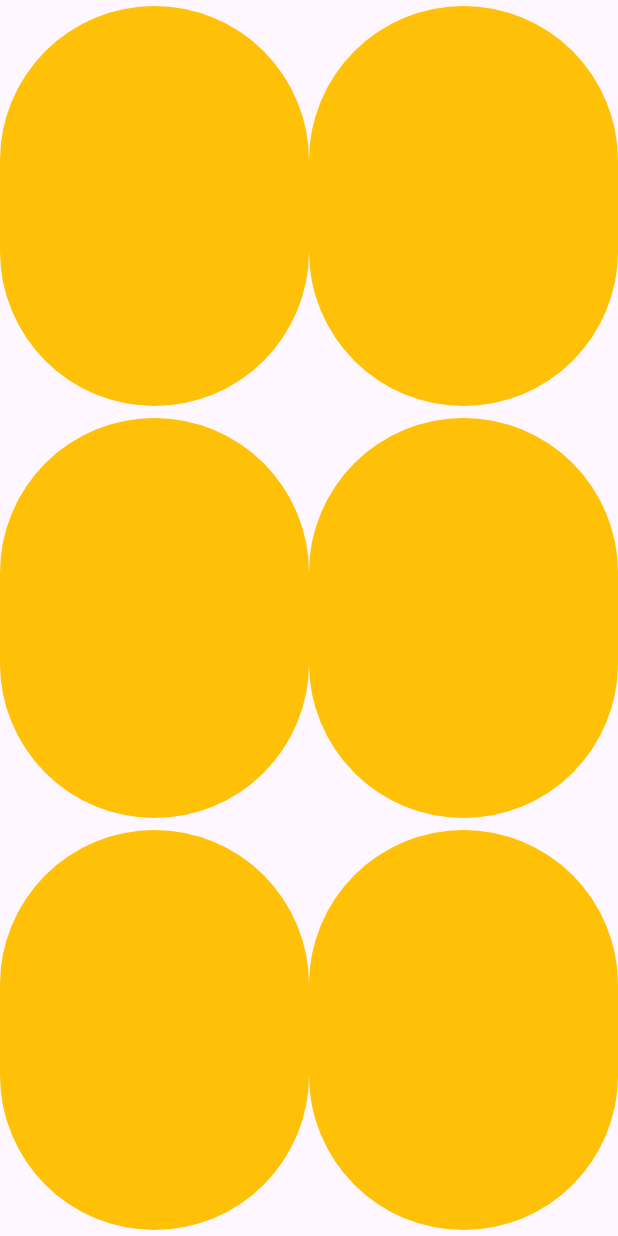
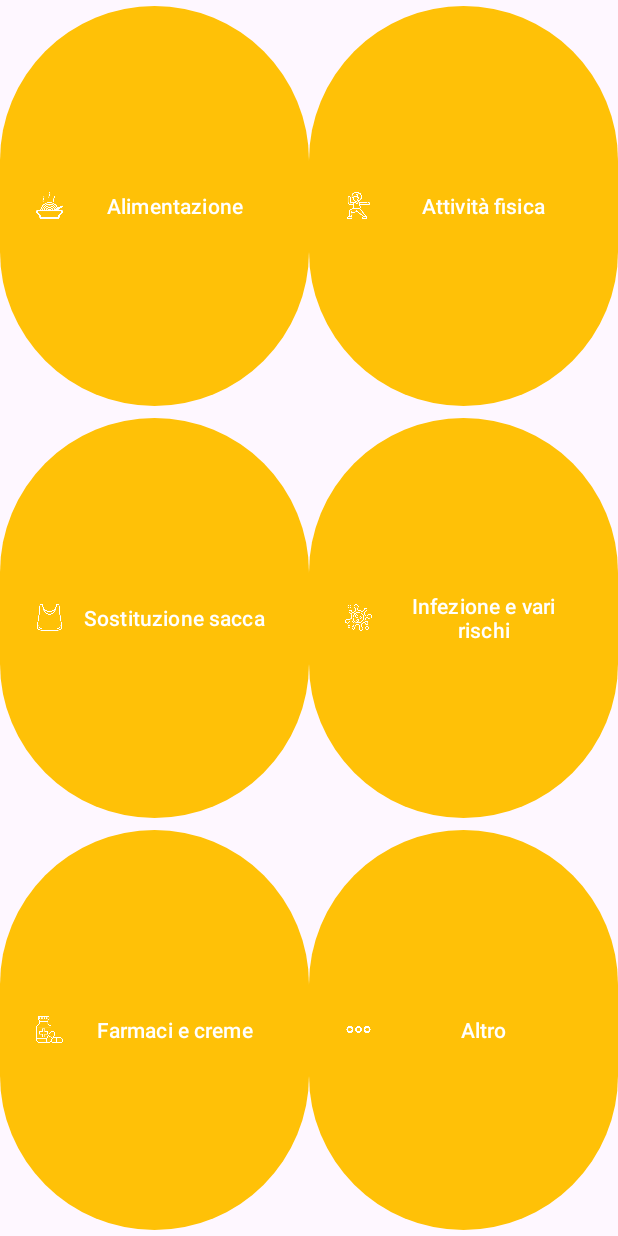
Before and after one commit to riccardodebenedictis/SMILE-App, an Android app: the screen it shows after launch (TopicActivity), on a phone screen of 412 x 824 dp. Run offline under Robolectric (Android 15) with nearby library versions, the phone set to English and light mode, and no system bars; libraries missing offline, so code that uses them is left out: com.google.mlkit.common, com.google.mlkit.nl; 2 statements that could not run were skipped.

Commit message:
Added icons..

```diff
--- a/app/src/main/java/it/cnr/istc/pst/smile/InitActivity.java
+++ b/app/src/main/java/it/cnr/istc/pst/smile/InitActivity.java
@@ -4,12 +4,13 @@ import androidx.appcompat.app.AppCompatActivity;
 
 import android.os.Bundle;
 import android.widget.Button;
+import android.widget.ImageButton;
 
 public class InitActivity extends AppCompatActivity {
 
-    Button colostomia_button;
-    Button ileostomia_button;
-    Button urostomia_button;
+    ImageButton colostomia_button;
+    ImageButton ileostomia_button;
+    ImageButton urostomia_button;
     Button other_button;
 
     @Override
@@ -22,6 +23,15 @@ public class InitActivity extends AppCompatActivity {
         urostomia_button = findViewById(R.id.urostomia_button);
         other_button = findViewById(R.id.other_stomia_button);
 
+        colostomia_button.setOnClickListener(v -> {
+            finish();
+        });
+        ileostomia_button.setOnClickListener(v -> {
+            finish();
+        });
+        urostomia_button.setOnClickListener(v -> {
+            finish();
+        });
         other_button.setOnClickListener(v -> {
             finish();
         });
--- a/app/src/main/java/it/cnr/istc/pst/smile/MainActivity.java
+++ b/app/src/main/java/it/cnr/istc/pst/smile/MainActivity.java
@@ -115,7 +115,7 @@ public class MainActivity extends AppCompatActivity {
                                     try {
                                         Toast.makeText(MainActivity.this, response_body.getString("text"), Toast.LENGTH_SHORT).show();
                                         textToSpeech.speak(response_body.getString("text"), TextToSpeech.QUEUE_FLUSH, null, null);
-                                        image_view.setImageIcon(null);
+                                        image_view.setImageDrawable(ContextCompat.getDrawable(MainActivity.this, R.drawable.favicon));
                                     } catch (JSONException e) {
                                         Log.e(TAG, "onResponse: " + e.getMessage());
                                     }
@@ -183,7 +183,6 @@ public class MainActivity extends AppCompatActivity {
         });
 
         image_view = findViewById(R.id.image_view);
-        image_view.setImageIcon(null);
 
         speak_button = findViewById(R.id.speak_button);
         speak_button.setOnClickListener(view -> {
--- a/app/src/main/java/it/cnr/istc/pst/smile/TopicActivity.java
+++ b/app/src/main/java/it/cnr/istc/pst/smile/TopicActivity.java
@@ -27,6 +27,21 @@ public class TopicActivity extends AppCompatActivity {
         drugs_and_creams_button = findViewById(R.id.drugs_and_creams_button);
         other_topic_button = findViewById(R.id.other_topic_button);
 
+        diet_button_button.setOnClickListener(v -> {
+            finish();
+        });
+        physical_activity_button.setOnClickListener(v -> {
+            finish();
+        });
+        bag_replacement_button.setOnClickListener(v -> {
+            finish();
+        });
+        infection_and_risks_button.setOnClickListener(v -> {
+            finish();
+        });
+        drugs_and_creams_button.setOnClickListener(v -> {
+            finish();
+        });
         other_topic_button.setOnClickListener(v -> {
             finish();
         });
--- a/app/src/main/res/layout/activity_main.xml
+++ b/app/src/main/res/layout/activity_main.xml
@@ -28,5 +28,5 @@
         app:layout_constraintEnd_toEndOf="parent"
         app:layout_constraintStart_toStartOf="parent"
         app:layout_constraintTop_toTopOf="parent"
-        app:srcCompat="@android:drawable/ic_menu_camera" />
+        app:srcCompat="@drawable/favicon" />
 </androidx.constraintlayout.widget.ConstraintLayout>
--- a/app/src/main/res/layout/activity_topic.xml
+++ b/app/src/main/res/layout/activity_topic.xml
@@ -10,6 +10,8 @@
         android:id="@+id/diet_button"
         android:layout_width="0dp"
         android:layout_height="0dp"
+        android:text="Alimentazione"
+        app:icon="@drawable/food_icon"
         app:layout_constraintBottom_toTopOf="@+id/bag_replacement_button"
         app:layout_constraintEnd_toStartOf="@id/physical_activity_button"
         app:layout_constraintStart_toStartOf="parent"
@@ -19,6 +21,8 @@
         android:id="@+id/physical_activity_button"
         android:layout_width="0dp"
         android:layout_height="0dp"
+        android:text="Attività fisica"
+        app:icon="@drawable/physical_activity"
         app:layout_constraintBottom_toTopOf="@+id/infection_and_risks_button"
         app:layout_constraintEnd_toEndOf="parent"
         app:layout_constraintStart_toEndOf="@+id/diet_button"
@@ -28,6 +32,8 @@
         android:id="@+id/bag_replacement_button"
         android:layout_width="0dp"
         android:layout_height="0dp"
+        android:text="Sostituzione sacca"
+        app:icon="@drawable/bag"
         app:layout_constraintBottom_toTopOf="@+id/drugs_and_creams_button"
         app:layout_constraintEnd_toStartOf="@+id/infection_and_risks_button"
         app:layout_constraintStart_toStartOf="parent"
@@ -37,6 +43,8 @@
         android:id="@+id/infection_and_risks_button"
         android:layout_width="0dp"
         android:layout_height="0dp"
+        android:text="Infezione e vari rischi"
+        app:icon="@drawable/virus"
         app:layout_constraintBottom_toTopOf="@+id/other_topic_button"
         app:layout_constraintEnd_toEndOf="parent"
         app:layout_constraintStart_toEndOf="@+id/bag_replacement_button"
@@ -46,6 +54,8 @@
         android:id="@+id/drugs_and_creams_button"
         android:layout_width="0dp"
         android:layout_height="0dp"
+        android:text="Farmaci e creme"
+        app:icon="@drawable/medicine"
         app:layout_constraintBottom_toBottomOf="parent"
         app:layout_constraintEnd_toStartOf="@+id/other_topic_button"
         app:layout_constraintStart_toStartOf="parent"
@@ -55,6 +65,8 @@
         android:id="@+id/other_topic_button"
         android:layout_width="0dp"
         android:layout_height="0dp"
+        android:text="Altro"
+        app:icon="@drawable/other_icon"
         app:layout_constraintBottom_toBottomOf="parent"
         app:layout_constraintEnd_toEndOf="parent"
         app:layout_constraintStart_toEndOf="@+id/drugs_and_creams_button"
```
Also changed, not shown: app/src/main/res/layout/activity_init.xml (+14 -3 lines), app/src/main/res/drawable/bag.png (added), app/src/main/res/drawable/colostomia.png (added), app/src/main/res/drawable/food_icon.png (added), app/src/main/res/drawable/ileostomia.png (added), app/src/main/res/drawable/medicine.png (added), app/src/main/res/drawable/nefrostomia.png (added), app/src/main/res/drawable/other_icon.png (added), app/src/main/res/drawable/physical_activity.png (added), app/src/main/res/drawable/virus.png (added).
